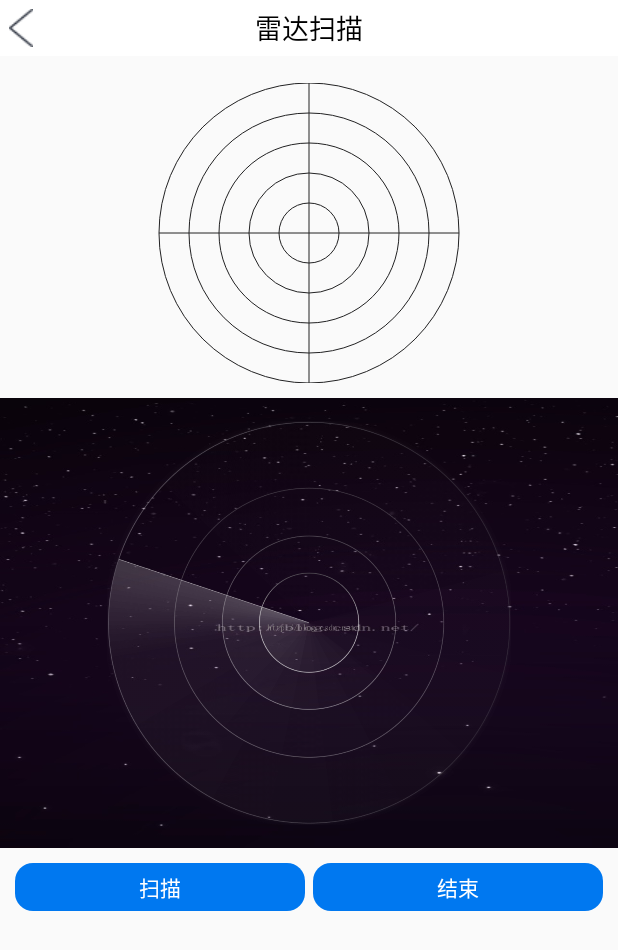
After one commit to xinshengBoy/SimpleDemo3, an Android app: the RadarViewActivity screen opened directly, with no data from a screen before it, on a phone screen of 412 x 824 dp. The commit adds this screen. Shown: the top 950 px of the screen. Run offline under Robolectric (Android 15) with nearby library versions, the phone set to English and light mode, and no system bars.

Commit message:
新增雷达扫描效果，通过自定义和图片旋转来实现

```diff
--- a/app/build.gradle
+++ b/app/build.gradle
@@ -29,8 +29,6 @@ dependencies {
     implementation 'com.android.support:design:28.0.0'
     implementation 'com.android.support.constraint:constraint-layout:1.1.3'
     testImplementation 'junit:junit:4.12'
-    androidTestImplementation 'com.android.support.test:runner:1.0.2'
-    androidTestImplementation 'com.android.support.test.espresso:espresso-core:3.0.2'
 
     //对话框
     api 'com.github.1em0nsOft:LemonHello4Android:1.0.2'
@@ -41,6 +39,7 @@ dependencies {
     api 'com.youth.banner:banner:1.4.10'
     //glide图片
     api 'com.github.bumptech.glide:glide:4.9.0'
+    //频道排序
     implementation 'com.github.chengzhicao:ChannelView:v1.0.8'
     //权限管理
     api 'com.lovedise:permissiongen:0.0.6'
@@ -48,4 +47,6 @@ dependencies {
     implementation 'top.androidman:superbutton:1.1.1'
     //recycleview适配器的封装
     implementation 'com.hpu:base-adapter:0.0.3'
+    //组织架构
+//    implementation 'com.github.onlyloveyd:LazyOrgView:v1.0'
 }
--- a/app/src/main/java/com/yks/simpledemo3/activity/MainActivity.java
+++ b/app/src/main/java/com/yks/simpledemo3/activity/MainActivity.java
@@ -55,11 +55,11 @@ public class MainActivity extends BaseActivity implements View.OnClickListener {
     private final int [] ids = new int[]{R.id.channel_sort_layout,R.id.drawable_layout,R.id.appBarLayout_layout,R.id.safeKeyBoard_layout,
                                         R.id.message_verification_layout,R.id.xiaomi_stepclock_layout,R.id.dialog_fragment_layout,R.id.windwill_layout,
                                         R.id.super_button_layout,R.id.water_picture_layout,R.id.timing_tasks_layout,R.id.export_csv_layout,
-                                        R.id.temperature_layout,R.id.circle_menu_layout};
+                                        R.id.temperature_layout,R.id.circle_menu_layout,R.id.radar_layout};
     private final Class [] classes = new Class[]{ChannelSortActivity.class,DrawableActivity.class,AppBayLayoutActivity.class,SafeKeyBoardActivity.class,
                                                 MessageVerificationActivity.class,XiaomiStepClockActivity.class,DialogFragmentActivity.class,WindWillActivity.class,
                                                 SuperButtonActivity.class,WaterPictureActivity.class,TimingTaskActivity.class,ExportCSVActivity.class,
-                                                TemperatureActivity.class,CircleMenuActivity.class};
+                                                TemperatureActivity.class,CircleMenuActivity.class, RadarViewActivity.class};
     @Override
     public void onCreate(Bundle savedInstanceState) {
         super.onCreate(savedInstanceState);
--- /dev/null
+++ b/app/src/main/java/com/yks/simpledemo3/activity/RadarViewActivity.java
@@ -0,0 +1,50 @@
+package com.yks.simpledemo3.activity;
+
+import android.app.Activity;
+import android.os.Bundle;
+import android.view.View;
+import android.widget.LinearLayout;
+
+import com.yks.simpledemo3.R;
+import com.yks.simpledemo3.view.MyActionBar;
+import com.yks.simpledemo3.view.RadarImageView;
+import com.yks.simpledemo3.view.RadarView;
+
+/**
+ * 描述：雷达扫描
+ * 作者：zzh
+ * time:2019/08/02
+ * https://github.com/donkingliang/RadarView/blob/master/app/src/main/java/com/donkingliang/radar/RadarView.java  第一种：自定义
+ * https://blog.csdn.net/qq_35114086/article/details/70053116 第二种：利用图片匀速旋转
+ */
+public class RadarViewActivity extends Activity {
+
+    private Activity mActivity = RadarViewActivity.this;
+    private RadarView view_radar;
+    private RadarImageView view_radar2;
+    @Override
+    protected void onCreate(Bundle savedInstanceState) {
+        super.onCreate(savedInstanceState);
+        setContentView(R.layout.activity_radar);
+
+        initView();
+    }
+
+    private void initView() {
+        LinearLayout title_layout = findViewById(R.id.headerLayout);
+        MyActionBar.show(mActivity,title_layout,"雷达扫描","",false);
+
+        view_radar = findViewById(R.id.view_radar);
+        view_radar2 = findViewById(R.id.view_radar2);
+    }
+
+    public void startScanRadar(View view){
+        view_radar.start();
+        view_radar2.start();
+    }
+
+    public void stopScanRadar(View view){
+        view_radar.stop();
+        view_radar2.stop();
+    }
+}
--- /dev/null
+++ b/app/src/main/java/com/yks/simpledemo3/view/RadarImageView.java
@@ -0,0 +1,75 @@
+package com.yks.simpledemo3.view;
+
+import android.content.Context;
+import android.graphics.Canvas;
+import android.graphics.Matrix;
+import android.os.Handler;
+import android.util.AttributeSet;
+import android.widget.ImageView;
+
+import com.yks.simpledemo3.R;
+
+
+/**
+ * 描述：雷达实现的第二种方法，仿微信雷达搜索
+ * 实现方式，星空背景图，然后让带圈圈的图片匀速的逆时针旋转，达到扫描的效果
+ * 作者：zzh
+ * time:2019/08/03
+ * https://blog.csdn.net/qq_35114086/article/details/70053116
+ */
+public class RadarImageView extends ImageView {
+
+    private Matrix matrix;
+    private int width,height;
+    private  int degrees;
+    public RadarImageView(Context context) {
+        this(context,null);
+    }
+
+    public RadarImageView(Context context,AttributeSet attrs) {
+        this(context, attrs,0);
+    }
+
+    public RadarImageView(Context context, AttributeSet attrs, int defStyleAttr) {
+        super(context, attrs, defStyleAttr);
+        init();
+    }
+
+    private void init(){
+        setBackgroundResource(R.mipmap.radar_bg);
+        matrix = new Matrix();
+    }
+
+    @Override
+    protected void onMeasure(int widthMeasureSpec, int heightMeasureSpec) {
+        super.onMeasure(widthMeasureSpec, heightMeasureSpec);
+        width = getMeasuredWidth();
+        height = getMeasuredHeight();
+    }
+
+    @Override
+    protected void onDraw(Canvas canvas) {
+        canvas.setMatrix(matrix);
+        super.onDraw(canvas);
+        matrix.reset();
+    }
+
+    private Handler mHandler = new Handler();
+    private Runnable runnable = new Runnable() {
+        @Override
+        public void run() {
+            degrees += 3;
+            matrix.postRotate(degrees,width / 2,height / 2);
+            RadarImageView.this.invalidate();//重绘
+            mHandler.postDelayed(runnable,32);
+        }
+    };
+
+    public void start(){
+        mHandler.postDelayed(runnable,500);
+    }
+
+    public void stop(){
+        mHandler.removeCallbacks(runnable);
+    }
+}
--- /dev/null
+++ b/app/src/main/java/com/yks/simpledemo3/view/RadarView.java
@@ -0,0 +1,329 @@
+package com.yks.simpledemo3.view;
+
+import android.content.Context;
+import android.content.res.TypedArray;
+import android.graphics.Canvas;
+import android.graphics.Color;
+import android.graphics.Paint;
+import android.graphics.SweepGradient;
+import android.util.AttributeSet;
+import android.util.TypedValue;
+import android.view.View;
+
+import com.yks.simpledemo3.R;
+
+import java.util.ArrayList;
+import java.util.Iterator;
+
+/**
+ * 描述：自定义扫描雷达
+ * 作者：zzh
+ * time:2019/08/03
+ * https://github.com/donkingliang/RadarView/blob/master/app/src/main/java/com/donkingliang/radar/RadarView.java
+ */
+public class RadarView extends View {
+    //初始化属性值
+    private int DEFAULT_COLOR = Color.parseColor("#91D7F4");
+    private int radarCicleColor = DEFAULT_COLOR;//圆圈和交叉线的颜色
+    private int radarCircleNum = 3;//圆圈数量,最小为3个圆圈
+    private int radarSweepColor = DEFAULT_COLOR;//扫描的颜色
+    private int radarRainDropColor = DEFAULT_COLOR;//水滴的颜色
+    private int radarRainDropNum = 4;//水滴数量，最多4个
+    private boolean radarShowCross = true;//是否显示交叉线，默认显示
+    private boolean radarShowRainDrop = true;//是否显示水滴，默认显示
+    private float radarSpeed = 3.0f;//扫描的转速
+    private float radarFlicker = 3.0f;//水滴显示和消失的速度
+    //画笔
+    private Paint mCirclePaint;//圆圈的画笔
+    private Paint mRainDropPaint;//水滴的画笔
+    private Paint mSweepPaint;//扫描效果的画笔
+    private float mDegrees; //扫描时的扫描旋转角度。
+    private boolean isScanning = false;//是否扫描
+    //保存水滴数据
+    private ArrayList<RainDrop> mRaindrops = new ArrayList<>();
+
+    public RadarView(Context context) {
+        this(context,null);
+    }
+
+    public RadarView(Context context, AttributeSet attrs) {
+        this(context, attrs,0);
+    }
+
+    public RadarView(Context context,  AttributeSet attrs, int defStyleAttr) {
+        super(context, attrs, defStyleAttr);
+        getAttr(context,attrs);
+        init();
+    }
+
+    /**
+     * 描述：获取属性值
+     * 作者：zzh
+     * @param context 上下文
+     * @param attrs 属性值
+     */
+    private void getAttr(Context context, AttributeSet attrs) {
+        if (attrs != null){
+            TypedArray array = context.obtainStyledAttributes(attrs, R.styleable.RadarView);
+            radarCicleColor = array.getColor(R.styleable.RadarView_radarCicleColor,DEFAULT_COLOR);//圆圈和交叉线的颜色
+            radarCircleNum = array.getInt(R.styleable.RadarView_radarCircleNum,radarCircleNum);//圆圈数量
+            if (radarCircleNum < 3) {//圆圈数量不少于三个
+                radarCircleNum = 3;
+            }
+            radarSweepColor = array.getColor(R.styleable.RadarView_radarSweepColor,DEFAULT_COLOR);//扫描的颜色
+            radarRainDropColor = array.getColor(R.styleable.RadarView_radarRainDropColor,DEFAULT_COLOR);//水滴的颜色
+            radarRainDropNum = array.getInt(R.styleable.RadarView_radarRainDropNum,radarRainDropNum);//水滴数量
+            if (radarRainDropNum > 4){
+                radarRainDropNum = 4;
+            }
+            radarShowCross = array.getBoolean(R.styleable.RadarView_radarShowCross,true);//是否显示交叉线，默认显示
+            radarShowRainDrop = array.getBoolean(R.styleable.RadarView_radarShowRainDrop,true);//是否显示水滴，默认显示
+            radarSpeed = array.getFloat(R.styleable.RadarView_radarSpeed,radarSpeed);//扫描的转速
+            if (radarSpeed < 3){
+                radarSpeed = 3;
+            }
+            radarFlicker = array.getFloat(R.styleable.RadarView_radarFlicker,radarFlicker);//水滴显示和消失的速度
+            if (radarFlicker < 3){
+                radarFlicker = 3;
+            }
+            array.recycle();//资源回收
+        }
+    }
+
+    /**
+     * 描述：初始化
+     */
+    private void init(){
+        //圆圈的画笔
+        mCirclePaint = new Paint();
+        mCirclePaint.setColor(radarCicleColor);
+        mCirclePaint.setStrokeWidth(1);;
+        mCirclePaint.setStyle(Paint.Style.STROKE);
+        mCirclePaint.setAntiAlias(true);//消除锯齿
+        //水滴的画笔
+        mRainDropPaint = new Paint();
+        mRainDropPaint.setStyle(Paint.Style.FILL);
+        mRainDropPaint.setAntiAlias(true);
+        //扫描效果的画笔
+        mSweepPaint = new Paint();
+        mSweepPaint.setAntiAlias(true);
+    }
+
+    @Override
+    protected void onMeasure(int widthMeasureSpec, int heightMeasureSpec) {
+        //设置宽高，默认200
+        int defaultSize = dp2px(getContext(),200);
+        setMeasuredDimension(measureValues(widthMeasureSpec,defaultSize,true),measureValues(heightMeasureSpec,defaultSize,false));
+    }
+
+    @Override
+    protected void onDraw(Canvas canvas) {
+        //计算圆的半径
+        int width = getWidth() - getPaddingLeft() - getPaddingRight();
+        int height = getHeight() - getPaddingTop() - getPaddingBottom();
+        int radius = Math.min(width,height) / 2;
+        //计算圆心
+        int cx = getPaddingLeft() + width / 2;
+        int cy = getPaddingTop() + height / 2;
+        //画圆
+        for (int i=0;i<radarCircleNum;i++){
+            canvas.drawCircle(cx,cy,radius - (radius / radarCircleNum * i),mCirclePaint);
+        }
+
+        //画交叉线
+        if (radarShowCross){
+            //水平线
+            canvas.drawLine(cx - radius,cy,cx + radius,cy,mCirclePaint);
+            //垂直线
+            canvas.drawLine(cx,cy - radius,cx,cy + radius,mCirclePaint);
+        }
+
+        //正在扫描
+        if (isScanning){
+            if (radarShowRainDrop){
+                drawRainDrop(canvas,cx,cy,radius);//画雨滴
+            }
+            //画旋转颜色渐变效果
+            drawSweep(canvas,cx,cy,radius);
+            //计算雷达扫描的旋转角度
+            mDegrees = (mDegrees + (360 / radarSpeed / 60)) % 360;
+            //重新绘制
+            invalidate();
+        }
+    }
+
+    /**
+     * 描述：画雨点
+     * @param canvas 画布
+     * @param cx 中点x的位置
+     * @param cy 中点y的位置
+     * @param radius 半径
+     */
+    private void drawRainDrop(Canvas canvas,int cx,int cy,int radius){
+        generateRainDrop(cx,cy,radius);
+        for (RainDrop drop : mRaindrops){
+            mRainDropPaint.setColor(drop.changeAlpha());
+            canvas.drawCircle(drop.x,drop.y,drop.radius,mRainDropPaint);
+            //水滴的渐变效果
+            drop.radius += 1.0f * 20 / 60 / radarFlicker;
+            drop.alpha -= 1.0f * 255 / 60 / radarFlicker;
+        }
+        removeRainDrop();
+    }
+
+    /**
+     * 描述：生成水滴
+     * 作者：zzh
+     * @param cx x点
+     * @param cy y点
+     * @param radius 半径
+     */
+    private void generateRainDrop(int cx,int cy,int radius){
+        //最多只能同时存在固定最大的水滴数
+        if (mRaindrops.size() < radarRainDropNum){
+            //随机一个20以内的数字，如果这个数字刚好是0，就生成水滴，这样来控制水滴生成的概率
+            boolean probability = (int) (Math.random() * 20) == 0;
+            if (probability){
+                //生成一个水滴
+                int x = 0;
+                int y = 0;
+                int xoffset = (int) (Math.random() * (radius - 20));
+                int yoffset = (int) (Math.random() * (int)Math.sqrt(1.0 * (radius - 20) * (radius - 20) - xoffset * xoffset));
+                if ((int) (Math.random() * 2) ==0){
+                    x = cx - xoffset;
+                }else {
+                    x = cx + xoffset;
+                }
+
+                if ((int) (Math.random() * 2) == 0){
+                    y = cy - yoffset;
+                }else {
+                    y = cy + yoffset;
+                }
+                mRaindrops.add(new RainDrop(x,y,0,radarRainDropColor));
+            }
+        }
+    }
+
+    /**
+     * 描述：删除雨滴
+     * 作者：zzh
+     */
+    private void removeRainDrop() {
+        Iterator<RainDrop> iterator = mRaindrops.iterator();
+        while (iterator.hasNext()){
+            RainDrop drop = iterator.next();
+            if (drop.radius > 20 || drop.alpha < 0){
+                iterator.remove();
+            }
+        }
+    }
+
+    /**
+     * 描述：画扫描效果
+     * @param canvas 画布
+     * @param cx x
+     * @param cy y点
+     * @param radius  半径
+     */
+    private void drawSweep(Canvas canvas,int cx,int cy,int radius){
+        //扇形的透明渐变效果
+        SweepGradient gradient = new SweepGradient(cx,cy,new int[]{Color.TRANSPARENT,changeAlpha(radarSweepColor,0),changeAlpha(radarSweepColor,168),changeAlpha(radarSweepColor,255),changeAlpha(radarSweepColor,255)},
+                new float[]{0.0f,0.6f,0.99f,0.998f,1f});
+        mSweepPaint.setShader(gradient);
+        //先旋转画布，再绘制扫描的颜色渲染，实现扫描时的旋转效果
+        canvas.rotate(-90 + mDegrees,cx,cy);
+        canvas.drawCircle(cx,cy,radius,mSweepPaint);
+    }
+    /**
+     * 描述：将dp转成px
+     * 作者：zzh
+     * @param context 上下文
+     * @param dp dp的值
+     * @return 返回的px的值
+     */
+    private int dp2px (Context context,float dp){
+        return (int) TypedValue.applyDimension(TypedValue.COMPLEX_UNIT_DIP,dp,context.getResources().getDisplayMetrics());
+    }
+
+    /**
+     * 描述：改变颜色的透明度
+     * 作者：zzh
+     * @param color 颜色值
+     * @param alpha 要改变的透明度
+     * @return 新的颜色值
+     */
+    private static int changeAlpha(int color, int alpha){
+        int red = Color.red(color);
+        int green = Color.green(color);
+        int blue = Color.blue(color);
+        return Color.argb(alpha,red,green,blue);
+    }
+
+    /**
+     * 描述;测量宽高
+     * 作者：zzh
+     * @param spec 参数
+     * @param defaultSize 默认值
+     * @param isWidth 是否计算长度
+     * @return 返回值
+     */
+    private int measureValues(int spec,int defaultSize,boolean isWidth){
+        int result = 0;
+        int specMode = MeasureSpec.getMode(spec);
+        int specSize = MeasureSpec.getSize(spec);
+        if (specMode == MeasureSpec.EXACTLY){//精确模式
+            result = specSize;
+        }else {
+                result = isWidth ? (getPaddingLeft() + getPaddingRight()) : (getPaddingTop() + getPaddingBottom()) + defaultSize;
+            if (specMode == MeasureSpec.AT_MOST){//填充模式
+                result = Math.min(result,specSize);
+            }
+        }
+        result = Math.max(result, isWidth ? getSuggestedMinimumWidth() : getSuggestedMinimumHeight());
+        return result;
+    }
+
+    private class RainDrop {
+        int x;
+        int y;
+        float radius;
+        int color;
+        float alpha = 255;//完全显示
+
+        public RainDrop(int x, int y, float radius, int color) {
+            this.x = x;
+            this.y = y;
+            this.radius = radius;
+            this.color = color;
+        }
+
+        /**
+         * 描述：获取改变透明度后的颜色值
+         * @return
+         */
+        public int changeAlpha(){
+            return RadarView.changeAlpha(color,(int)alpha);
+        }
+    }
+
+    /**
+     * 描述：开始扫描
+     */
+    public void start(){
+        if (!isScanning){
+            isScanning = true;
+            invalidate();
+        }
+    }
+    /**
+     * 描述：结束扫描，对外暴露方法
+     */
+    public void stop(){
+        if (isScanning){
+            isScanning = false;
+            mRaindrops.clear();
+            mDegrees = 0.0f;
+        }
+    }
+}
--- /dev/null
+++ b/app/src/main/res/drawable/ic_organization.xml
@@ -0,0 +1,5 @@
+<vector android:autoMirrored="true" android:height="64dp"
+    android:viewportHeight="1024" android:viewportWidth="1024"
+    android:width="64dp" xmlns:android="http://schemas.android.com/apk/res/android">
+    <path android:fillColor="#9D49EB" android:pathData="M682,118v240L342,358L342,118h340m40,-40L302,78v320h420L722,78zM286.2,647.8v240h-160v-240h160m40,-40h-240v320h240v-320zM602.9,647.8v240h-160v-240h160m40,-40h-240v320h240v-320zM919.6,647.8v240h-160v-240h160m40,-40h-240v320h240v-320zM532,397.9h-40v100h40v-100zM532,508.2h-40v100h40v-100zM858.6,480.2L172,480.2v40h686.6v-40zM858.5,508.2h-40v100h40v-100zM212,508.2h-40v100h40v-100z"/>
+</vector>
--- a/app/src/main/res/layout/activity_login.xml
+++ b/app/src/main/res/layout/activity_login.xml
@@ -24,7 +24,7 @@
         <ImageView
             android:layout_width="80dp"
             android:layout_height="80dp"
-            android:src="@drawable/ic_icon"
+            android:src="@drawable/ic_appicon"
             android:layout_gravity="center_horizontal"/>
         <LinearLayout
             android:layout_width="match_parent"
--- /dev/null
+++ b/app/src/main/res/layout/activity_radar.xml
@@ -0,0 +1,67 @@
+<?xml version="1.0" encoding="utf-8"?>
+<LinearLayout xmlns:android="http://schemas.android.com/apk/res/android"
+    android:layout_width="match_parent"
+    android:layout_height="match_parent"
+    xmlns:app="http://schemas.android.com/apk/res-auto"
+    android:orientation="vertical">
+    <include
+        android:id="@+id/headerLayout"
+        layout="@layout/layout_header"/>
+    <ScrollView
+        android:layout_width="match_parent"
+        android:layout_height="match_parent"
+        android:scrollbars="none">
+        <LinearLayout
+            android:layout_width="match_parent"
+            android:layout_height="wrap_content"
+            android:orientation="vertical">
+            <com.yks.simpledemo3.view.RadarView
+                android:id="@+id/view_radar"
+                android:layout_width="match_parent"
+                android:layout_height="wrap_content"
+                android:layout_margin="10dp"
+                app:radarCicleColor="@color/colorBlack2"
+                app:radarCircleNum="5"
+                app:radarShowCross="true"
+                app:radarSweepColor="#138908"
+                app:radarRainDropColor="@color/colorDeepRed"
+                app:radarRainDropNum="4"
+                app:radarSpeed="5"
+                app:radarFlicker="3"/>
+            <com.yks.simpledemo3.view.RadarImageView
+                android:id="@+id/view_radar2"
+                android:layout_width="wrap_content"
+                android:layout_height="300dp"
+                android:scaleType="fitCenter"
+                android:padding="15dp"
+                android:src="@mipmap/radar_cicler"/>
+            <LinearLayout
+                android:layout_width="match_parent"
+                android:layout_height="wrap_content"
+                android:orientation="horizontal"
+                android:layout_margin="10dp">
+                <TextView
+                    android:layout_width="0dp"
+                    android:layout_height="wrap_content"
+                    android:layout_weight="1"
+                    android:background="@drawable/btn_login_bg"
+                    android:text="扫描"
+                    android:textColor="@color/colorWhite"
+                    android:layout_marginEnd="5dp"
+                    android:gravity="center"
+                    android:padding="5dp"
+                    android:onClick="startScanRadar"/>
+                <TextView
+                    android:layout_width="0dp"
+                    android:layout_height="wrap_content"
+                    android:layout_weight="1"
+                    android:background="@drawable/btn_login_bg"
+                    android:text="结束"
+                    android:textColor="@color/colorWhite"
+                    android:gravity="center"
+                    android:padding="5dp"
+                    android:onClick="stopScanRadar"/>
+            </LinearLayout>
+        </LinearLayout>
+    </ScrollView>
+</LinearLayout>
--- a/app/src/main/res/values/strings.xml
+++ b/app/src/main/res/values/strings.xml
@@ -47,4 +47,5 @@
     <string name="ic_csv_table">CSV</string>
     <string name="ic_temperature">温度计</string>
     <string name="ic_circle_menu">转盘菜单</string>
+    <string name="ic_radar">雷达扫描</string>
 </resources>
```
Also changed, not shown: app/src/main/AndroidManifest.xml (+11 -4 lines), app/src/main/res/drawable/ic_radar.xml (added, +7 -0 lines), app/src/main/res/layout/content_main.xml (+7 -1 lines), app/src/main/res/values/attrs.xml (+12 -0 lines), app/src/main/res/drawable/ic_appicon.xml (renamed from app/src/main/res/drawable/ic_icon.xml), app/src/main/res/mipmap-mdpi/radar_bg.jpg (added), app/src/main/res/mipmap-mdpi/radar_cicler.png (added).
